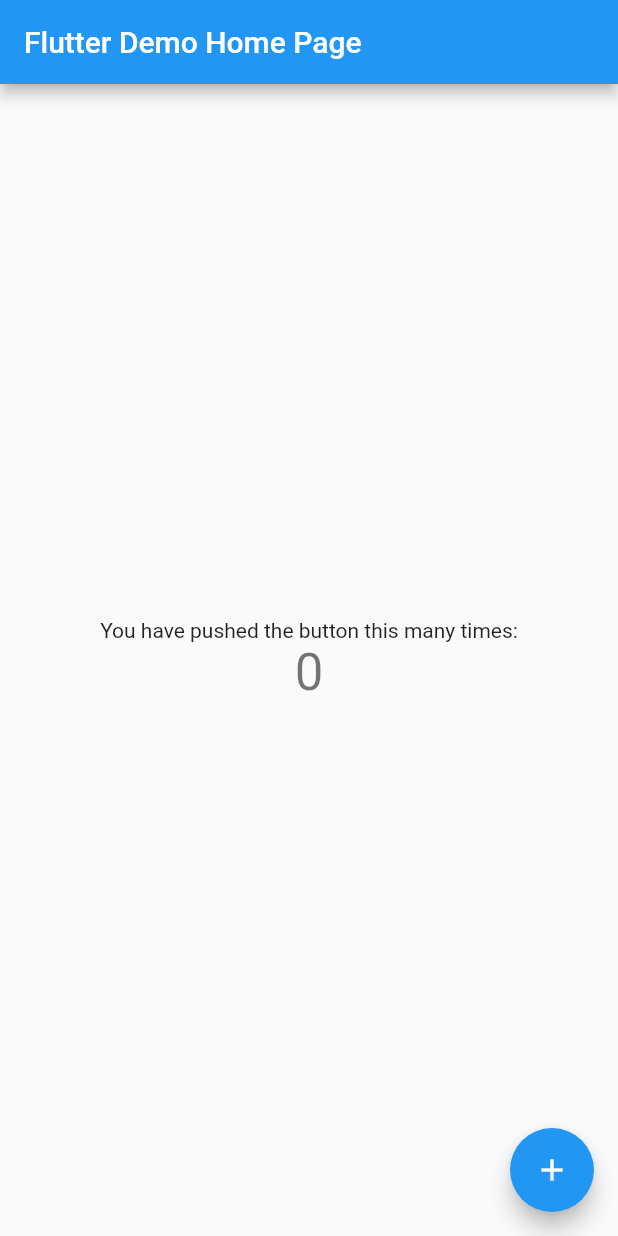
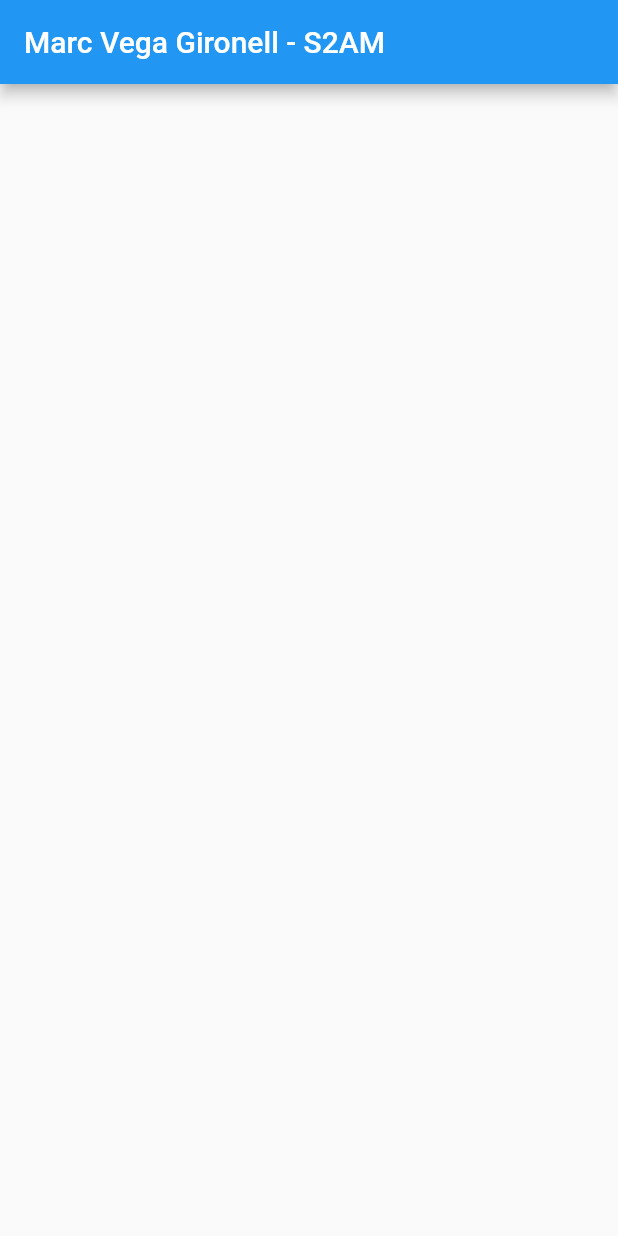
Before and after one commit to vmarc23/hello_world, a Flutter app: the screen it shows after launch, on a phone screen of 412 x 824 dp. Run offline on Flutter 3.47's test engine with Material 2 defaults, Android fonts, the phone set to English and light mode, and no system bars.

Commit message:
Primer Cambio

```diff
--- a/lib/main.dart
+++ b/lib/main.dart
@@ -1,115 +1,11 @@
 import 'package:flutter/material.dart';
 
 void main() {
-  runApp(const MyApp());
+  return runApp(MaterialApp(
+    home: Scaffold(
+      appBar: AppBar(
+        title: Text("Marc Vega Gironell - S2AM"),
+      ),
+    ),
+  ));
 }
-
-class MyApp extends StatelessWidget {
-  const MyApp({super.key});
-
-  // This widget is the root of your application.
-  @override
-  Widget build(BuildContext context) {
-    return MaterialApp(
-      title: 'Flutter Demo',
-      theme: ThemeData(
-        // This is the theme of your application.
-        //
-        // Try running your application with "flutter run". You'll see the
-        // application has a blue toolbar. Then, without quitting the app, try
-        // changing the primarySwatch below to Colors.green and then invoke
-        // "hot reload" (press "r" in the console where you ran "flutter run",
-        // or simply save your changes to "hot reload" in a Flutter IDE).
-        // Notice that the counter didn't reset back to zero; the application
-        // is not restarted.
-        primarySwatch: Colors.blue,
-      ),
-      home: const MyHomePage(title: 'Flutter Demo Home Page'),
-    );
-  }
-}
-
-class MyHomePage extends StatefulWidget {
-  const MyHomePage({super.key, required this.title});
-
-  // This widget is the home page of your application. It is stateful, meaning
-  // that it has a State object (defined below) that contains fields that affect
-  // how it looks.
-
-  // This class is the configuration for the state. It holds the values (in this
-  // case the title) provided by the parent (in this case the App widget) and
-  // used by the build method of the State. Fields in a Widget subclass are
-  // always marked "final".
-
-  final String title;
-
-  @override
-  State<MyHomePage> createState() => _MyHomePageState();
-}
-
-class _MyHomePageState extends State<MyHomePage> {
-  int _counter = 0;
-
-  void _incrementCounter() {
-    setState(() {
-      // This call to setState tells the Flutter framework that something has
-      // changed in this State, which causes it to rerun the build method below
-      // so that the display can reflect the updated values. If we changed
-      // _counter without calling setState(), then the build method would not be
-      // called again, and so nothing would appear to happen.
-      _counter++;
-    });
-  }
-
-  @override
-  Widget build(BuildContext context) {
-    // This method is rerun every time setState is called, for instance as done
-    // by the _incrementCounter method above.
-    //
-    // The Flutter framework has been optimized to make rerunning build methods
-    // fast, so that you can just rebuild anything that needs updating rather
-    // than having to individually change instances of widgets.
-    return Scaffold(
-      appBar: AppBar(
-        // Here we take the value from the MyHomePage object that was created by
-        // the App.build method, and use it to set our appbar title.
-        title: Text(widget.title),
-      ),
-      body: Center(
-        // Center is a layout widget. It takes a single child and positions it
-        // in the middle of the parent.
-        child: Column(
-          // Column is also a layout widget. It takes a list of children and
-          // arranges them vertically. By default, it sizes itself to fit its
-          // children horizontally, and tries to be as tall as its parent.
-          //
-          // Invoke "debug painting" (press "p" in the console, choose the
-          // "Toggle Debug Paint" action from the Flutter Inspector in Android
-          // Studio, or the "Toggle Debug Paint" command in Visual Studio Code)
-          // to see the wireframe for each widget.
-          //
-          // Column has various properties to control how it sizes itself and
-          // how it positions its children. Here we use mainAxisAlignment to
-          // center the children vertically; the main axis here is the vertical
-          // axis because Columns are vertical (the cross axis would be
-          // horizontal).
-          mainAxisAlignment: MainAxisAlignment.center,
-          children: <Widget>[
-            const Text(
-              'You have pushed the button this many times:',
-            ),
-            Text(
-              '$_counter',
-              style: Theme.of(context).textTheme.headlineMedium,
-            ),
-          ],
-        ),
-      ),
-      floatingActionButton: FloatingActionButton(
-        onPressed: _incrementCounter,
-        tooltip: 'Increment',
-        child: const Icon(Icons.add),
-      ), // This trailing comma makes auto-formatting nicer for build methods.
-    );
-  }
-}
```
Also changed, not shown: 1 other file.
